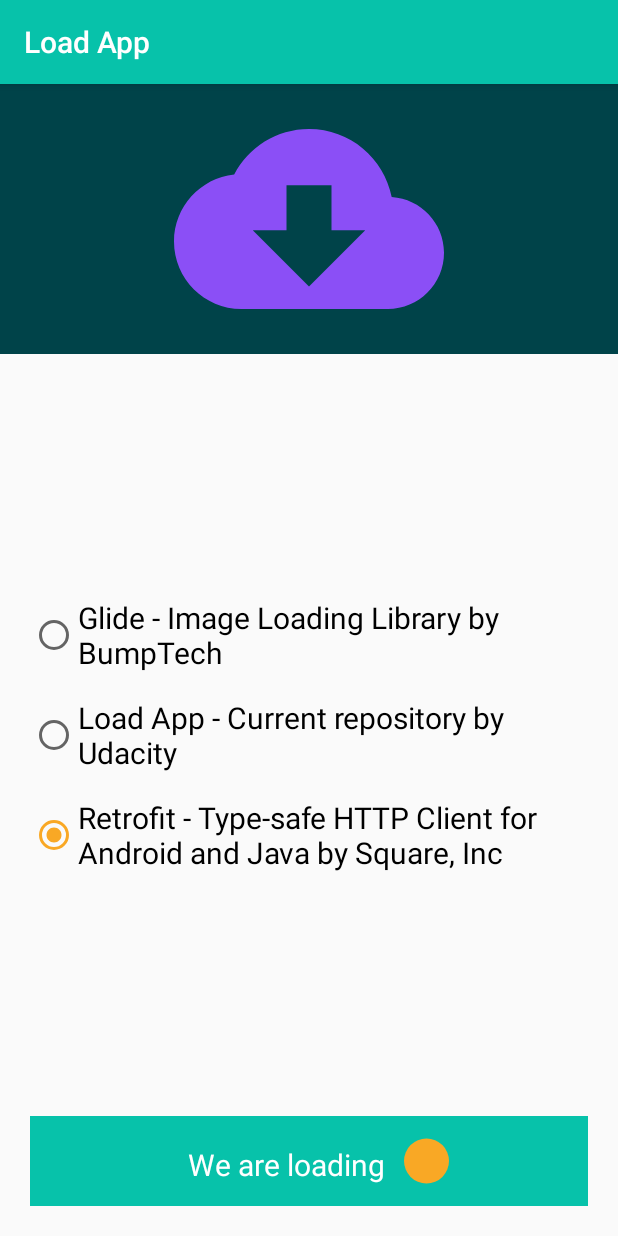
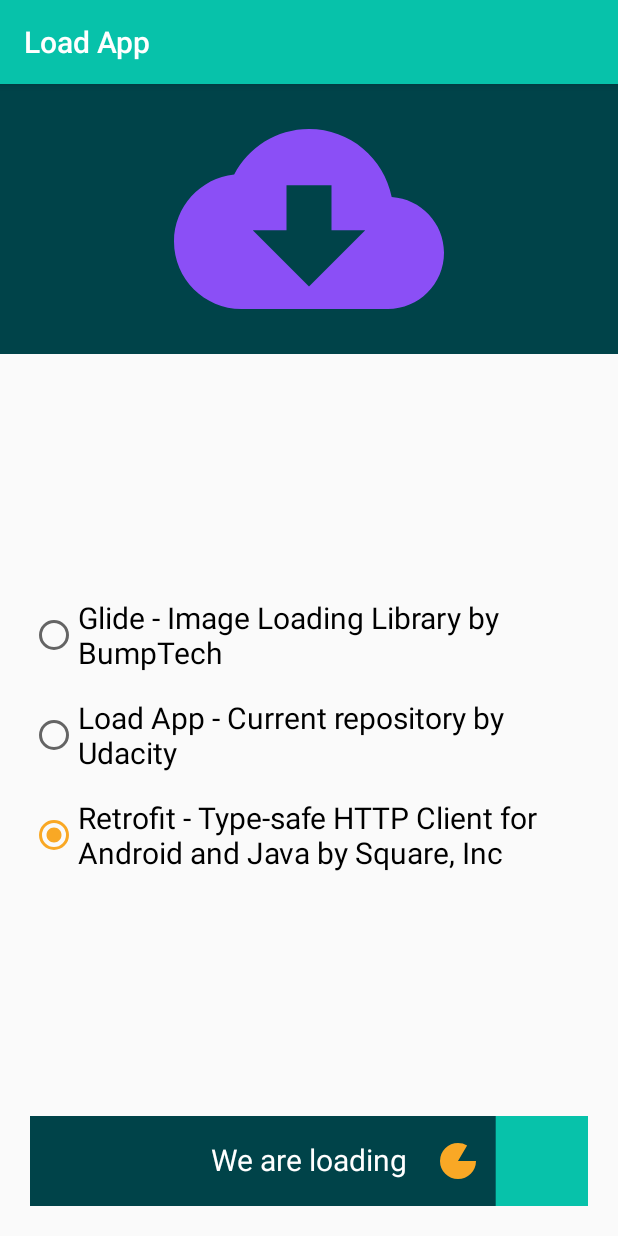
Before and after one commit to ahmedmatem/LoadApp, an Android app: the screen it shows after launch (MainActivity), after a tap on an icon or button, on a phone screen of 412 x 824 dp. Run offline under Robolectric (Android 15) with nearby library versions, the phone set to English and light mode, and no system bars; 3 other taps on this screen came first.

Commit message:
implement loading button

```diff
--- a/app/build.gradle
+++ b/app/build.gradle
@@ -13,6 +13,13 @@ android {
         versionCode 1
         versionName "1.0"
         testInstrumentationRunner "androidx.test.runner.AndroidJUnitRunner"
+    }
+    compileOptions {
+        sourceCompatibility JavaVersion.VERSION_1_8
+        targetCompatibility JavaVersion.VERSION_1_8
+    }
+    kotlinOptions {
+        jvmTarget = JavaVersion.VERSION_1_8.toString()
     }
     buildTypes {
         release {
--- a/app/src/main/java/com/udacity/LoadingButton.kt
+++ b/app/src/main/java/com/udacity/LoadingButton.kt
@@ -1,31 +1,105 @@
 package com.udacity
 
+import android.animation.AnimatorSet
 import android.animation.ValueAnimator
 import android.content.Context
-import android.content.res.Resources
 import android.graphics.*
 import android.util.AttributeSet
 import android.view.View
+import android.view.animation.AccelerateDecelerateInterpolator
+import android.view.animation.AccelerateInterpolator
+import android.view.animation.DecelerateInterpolator
+import android.view.animation.LinearInterpolator
+import androidx.core.animation.doOnEnd
+import androidx.core.animation.doOnStart
+import androidx.core.content.ContextCompat
+import androidx.core.content.withStyledAttributes
 import kotlin.properties.Delegates
 
 class LoadingButton @JvmOverloads constructor(
-    context: Context, attrs: AttributeSet? = null, defStyleAttr: Int = 0
+    context: Context,
+    attrs: AttributeSet? = null,
+    defStyleAttr: Int = 0
 ) : View(context, attrs, defStyleAttr) {
+
     private var widthSize = 0
     private var heightSize = 0
 
-    private val valueAnimator = ValueAnimator()
+    // Styling attributes
+    private var defaultBackgroundColor = 0
+    private var loadingBackgroundColor = 0
+    private var defaultText: CharSequence = ""
+    private var loadingText: CharSequence = ""
+    private var textColor = 0
+    private var circleColor = 0
 
-    private var buttonState: ButtonState by Delegates.observable<ButtonState>(ButtonState.Completed) { p, old, new ->
+    private var buttonText = ""
+    private lateinit var buttonTextBounds: Rect
+
+    private var radius = 0.0f
+    private val circleRect = RectF()
+
+    private fun retrieveButtonTextBounds() {
+        buttonTextBounds = Rect()
+        paint.getTextBounds(buttonText, 0, buttonText.length, buttonTextBounds)
     }
 
-    // text
-    private var text = resources.getString(R.string.button_loading)
-    private val textPosition: PointF = PointF(0.0f, 0.0f)
+    /**
+     * Calculate circle rect.
+     * It will be used to draw arc simulate loading circle by animation.
+     */
+    private fun calculateCircleRect() {
+        val circleCenterX = buttonTextBounds.right + buttonTextBounds.width() + CIRCLE_MARGIN_LEFT + radius
+        val circleCenterY = heightSize / 2.0f
+        val left = circleCenterX - radius
+        val top = circleCenterY - radius
+        val right = circleCenterX + radius
+        val bottom = circleCenterY + radius
+        circleRect.set(left, top, right, bottom)
+    }
 
-    // circle
-    private var radius = 0.0f
-    private val circlePosition: PointF = PointF(0.0f, 0.0f)
+    private val animatorSet = AnimatorSet().apply {
+        duration = ANIM_DURATION
+        disableViewDuringAnimation(this@LoadingButton)
+    }
+
+    private fun AnimatorSet.disableViewDuringAnimation(view: View) {
+        doOnStart {
+            view.isEnabled = false
+        }
+        doOnEnd {
+            view.isEnabled = true
+        }
+    }
+
+    private var buttonState: ButtonState by Delegates.observable<ButtonState>(ButtonState.Completed) { _, _, newState ->
+        when (newState) {
+            ButtonState.Loading -> {
+                buttonText = loadingText.toString()
+                if (!::buttonTextBounds.isInitialized) {
+                    retrieveButtonTextBounds()
+                    calculateCircleRect()
+                }
+                animatorSet.start()
+            }
+            else -> {
+                buttonText = defaultText.toString()
+            }
+        }
+    }
+
+    private var currentCircleAnimationValue = 0.0f
+    private val circleAnimator = ValueAnimator.ofFloat(0f, 360f).apply {
+//        repeatCount = 1
+//        duration = ANIM_DURATION
+        addUpdateListener {
+            currentCircleAnimationValue = it.animatedValue as Float
+            invalidate()
+        }
+    }
+
+    private var currentBackgroundAnimationValue = 0f
+    private lateinit var backgroundAnimator: ValueAnimator
 
     private val paint = Paint(Paint.ANTI_ALIAS_FLAG).apply {
         style = Paint.Style.FILL
@@ -34,22 +108,106 @@ class LoadingButton @JvmOverloads constructor(
     }
 
     init {
+        isClickable = true
+        context.withStyledAttributes(attrs, R.styleable.LoadingButton) {
+            defaultBackgroundColor =
+                getColor(R.styleable.LoadingButton_defaultBackgroundColor, 0)
+            loadingBackgroundColor =
+                getColor(R.styleable.LoadingButton_loadingBackgroundColor, 0)
+            defaultText =
+                getText(R.styleable.LoadingButton_defaultText)
+            loadingText =
+                getText(R.styleable.LoadingButton_loadingText)
+            textColor =
+                getColor(R.styleable.LoadingButton_textColor, 0)
+        }.also {
+            buttonText = defaultText.toString()
+            circleColor = ContextCompat.getColor(context, R.color.colorAccent)
+        }
+    }
 
+    override fun performClick(): Boolean {
+        super.performClick()
+        if (buttonState == ButtonState.Completed) {
+            buttonState = ButtonState.Clicked
+            invalidate()
+        }
+        return true
     }
 
     override fun onSizeChanged(w: Int, h: Int, oldw: Int, oldh: Int) {
-        radius = (heightSize / 2.0f * 0.5).toFloat()
-        textPosition.calculateTextPosition()
-        circlePosition.calculateCirclePosition()
+        radius = heightSize / 2.0f * CIRCLE_SIZE_MULTIPLIER
+        createBackgroundAnimator()
+        animatorSet.playTogether(circleAnimator, backgroundAnimator)
+    }
+
+    private fun createBackgroundAnimator() {
+        ValueAnimator.ofFloat(0f, widthSize.toFloat()).apply {
+//            repeatCount = 1
+//            duration = ANIM_DURATION
+//            interpolator = LinearInterpolator()
+            addUpdateListener {
+                currentBackgroundAnimationValue = it.animatedValue as Float
+                invalidate()
+            }
+        }.also {
+            backgroundAnimator = it
+        }
     }
 
     override fun onDraw(canvas: Canvas?) {
         super.onDraw(canvas)
         canvas?.apply {
-            paint.color = resources.getColor(R.color.white, context.theme)
-            drawText(text, textPosition.x, textPosition.y, paint)
-            paint.color = resources.getColor(R.color.colorAccent, context.theme)
-            drawCircle(circlePosition.x, circlePosition.y, radius, paint)
+            drawBackground()
+            drawButtonText()
+            drawCircleIfLoading()
+        }
+    }
+
+    private fun Canvas.drawBackground() {
+        when (buttonState) {
+            ButtonState.Loading -> {
+                drawLoadingBackground()
+                drawDefaultBackground()
+            }
+            else -> {
+                drawColor(defaultBackgroundColor)
+            }
+        }
+    }
+
+    private fun Canvas.drawLoadingBackground() = paint.apply {
+        color = loadingBackgroundColor
+    }.run {
+        drawRect(0f, 0f, currentBackgroundAnimationValue, heightSize.toFloat(), this)
+    }
+
+    private fun Canvas.drawDefaultBackground() = paint.apply {
+        color = defaultBackgroundColor
+    }.run {
+        drawRect(0f, 0f, widthSize.toFloat(), heightSize.toFloat(), this)
+    }
+
+    private fun Canvas.drawButtonText() = paint.apply {
+        color = textColor
+    }.run {
+        drawText(
+            buttonText,
+            widthSize / 2.0f,
+            heightSize / 2.0f + ((descent() - ascent()) / 2.0f) - descent(),
+            this
+        )
+    }
+
+    private fun Canvas.drawCircleIfLoading() {
+        buttonState.takeIf {
+            it == ButtonState.Loading
+        }?.let {
+            paint.apply {
+                color = circleColor
+            }.run {
+                drawArc(circleRect, -360f, currentCircleAnimationValue, true, this)
+            }
         }
     }
 
@@ -66,20 +224,17 @@ class LoadingButton @JvmOverloads constructor(
         setMeasuredDimension(w, h)
     }
 
-    private fun PointF.calculateTextPosition() {
-        x = widthSize / 2.0f - radius
-        y = heightSize / 2.0f + resources.getDimension(R.dimen.loading_button_text_size) / 2.0f
-    }
-
-    private fun PointF.calculateCirclePosition() {
-        val bounds: Rect = Rect()
-        paint.getTextBounds(text, 0, text.length, bounds)
-        x = textPosition.x + bounds.width() / 2f + CIRCLE_OFFSET_X + radius
-        y = heightSize / 2.0f
+    fun changeButtonState(state: ButtonState) {
+        if(buttonState != state) {
+            buttonState = state
+            invalidate()
+        }
     }
 
     companion object {
-        const val CIRCLE_OFFSET_X = 20f
+        private const val CIRCLE_SIZE_MULTIPLIER = 0.4f
+        private const val CIRCLE_MARGIN_LEFT = 20f
+        private const val ANIM_DURATION = 3_000L
     }
 
 }
--- a/app/src/main/java/com/udacity/MainActivity.kt
+++ b/app/src/main/java/com/udacity/MainActivity.kt
@@ -50,6 +50,7 @@ class MainActivity : AppCompatActivity() {
             Toast.makeText(this, R.string.radio_group_unchecked_toast_text, Toast.LENGTH_LONG)
                 .show()
         } else {
+            custom_button.changeButtonState(ButtonState.Loading)
             val request =
                 DownloadManager.Request(Uri.parse(URL))
                     .setTitle(getString(R.string.app_name))
@@ -70,16 +71,16 @@ class MainActivity : AppCompatActivity() {
             when (view.id) {
                 R.id.radio_glide ->
                     if (checked) {
-                        URL = "https://github.com/bumptech/glide"
+                        URL = getString(R.string.glide_url)
                     }
                 R.id.radio_app ->
                     if (checked) {
                         URL =
-                            "https://github.com/udacity/nd940-c3-advanced-android-programming-project-starter/archive/master.zip"
+                            getString(R.string.app_url)
                     }
                 R.id.radio_retrofit ->
                     if (checked) {
-                        URL = "https://github.com/square/retrofit"
+                        URL = getString(R.string.retrofit_url)
                     }
             }
         }
--- a/app/src/main/res/layout/content_main.xml
+++ b/app/src/main/res/layout/content_main.xml
@@ -64,6 +64,10 @@
         android:layout_width="0dp"
         android:layout_height="60dp"
         android:layout_margin="@dimen/layout_margin"
+        app:defaultText="@string/button_download"
+        app:loadingText="@string/button_loading"
+        app:loadingBackgroundColor="@color/colorPrimaryDark"
+        app:textColor="@color/white"
         android:background="@color/colorPrimary"
         app:layout_constraintBottom_toBottomOf="parent"
         app:layout_constraintEnd_toEndOf="parent"
--- a/app/src/main/res/values/attrs.xml
+++ b/app/src/main/res/values/attrs.xml
@@ -1,6 +1,11 @@
 <?xml version="1.0" encoding="utf-8"?>
 <resources>
     <declare-styleable name="LoadingButton">
-<!--   TODO: create custom attributes for the view-->
+        <attr name="defaultBackgroundColor" format="color"/>
+        <attr name="loadingBackgroundColor" format="color"/>
+        <attr name="defaultText" format="string"/>
+        <attr name="loadingText" format="string"/>
+        <attr name="textColor" format="color"/>
+        <attr name="circleColor" format="color"/>
     </declare-styleable>
 </resources>
--- a/app/src/main/res/values/strings.xml
+++ b/app/src/main/res/values/strings.xml
@@ -10,6 +10,7 @@
 
     <string name="button_name">Click me</string>
     <string name="button_loading">We are loading </string>
+    <string name="button_download">Download</string>
     <string name="title_activity_detail">DetailActivity</string>
 
     <string name="radio_glide_text">Glide - Image Loading Library by BumpTech</string>
@@ -18,4 +19,8 @@
     <string name="radio_group_unchecked_toast_text">Please select the file to download</string>
 
     <string name="cloud_image_description">Download cloud image</string>
+
+    <string name="glide_url">https://github.com/bumptech/glide</string>
+    <string name="app_url">https://github.com/udacity/nd940-c3-advanced-android-programming-project-starter/archive/master.zip</string>
+    <string name="retrofit_url">https://github.com/square/retrofit</string>
 </resources>
```
